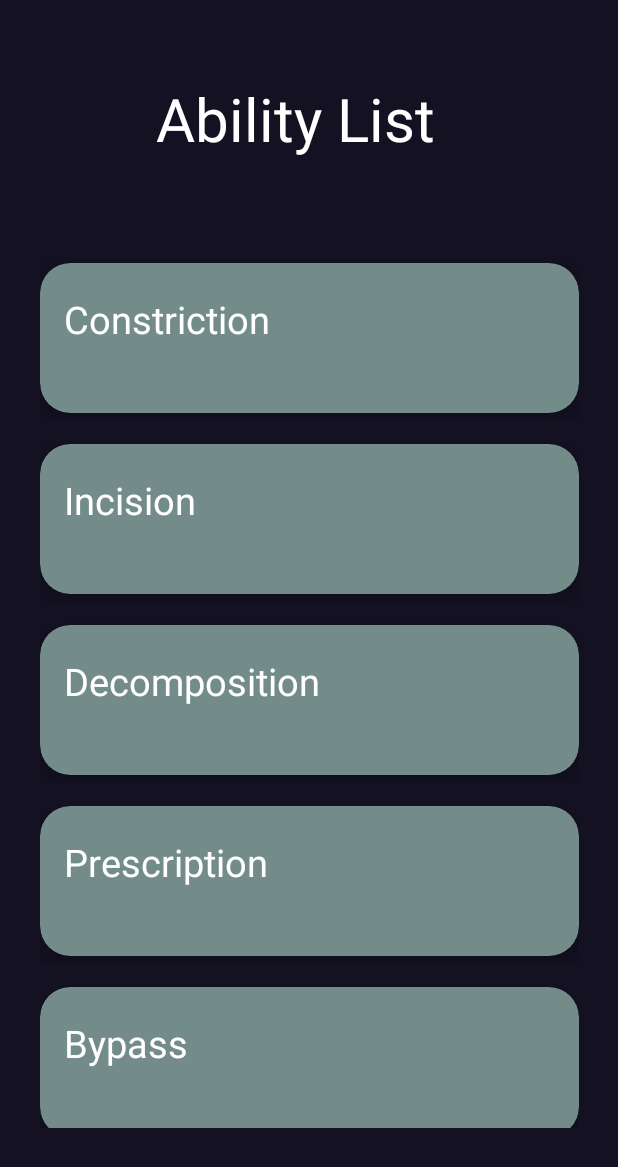
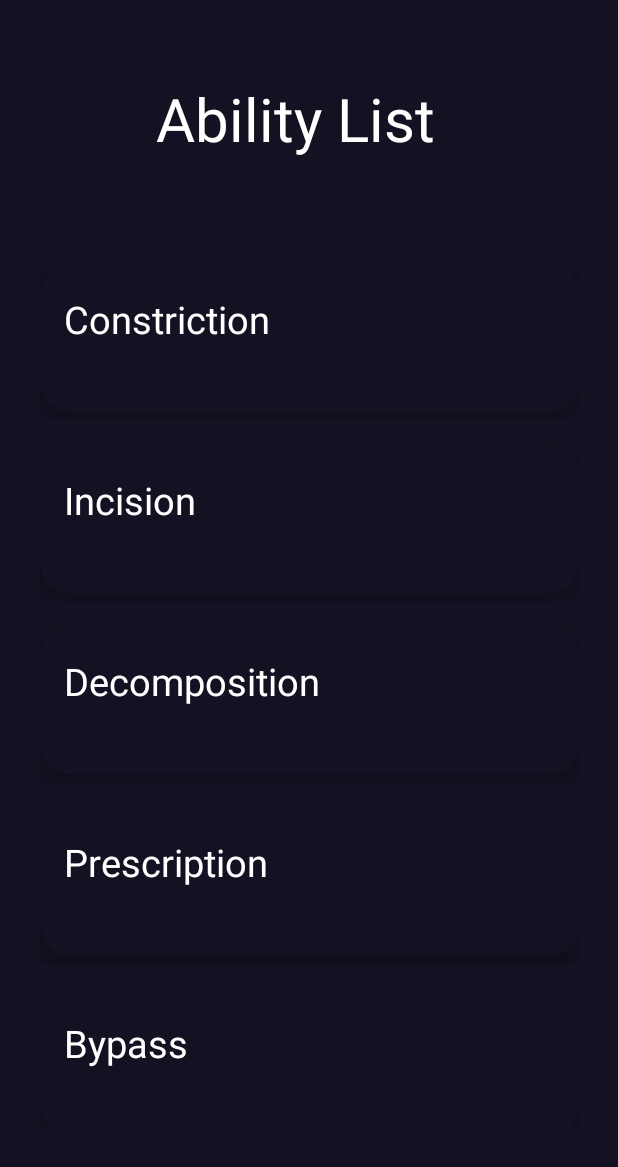
Before and after one commit to SolomonCas/Haxxor, an Android app: the AbilityActivity screen opened directly, with no data from a screen before it, on a phone screen of 412 x 824 dp. Shown: the top 1167 px of the screen. Run offline under Robolectric (Android 15) with nearby library versions, the phone set to English and light mode, and no system bars.

Commit message:
Color Change

```diff
--- a/app/src/main/res/layout/ability_rows.xml
+++ b/app/src/main/res/layout/ability_rows.xml
@@ -16,7 +16,7 @@
         app:layout_constraintEnd_toEndOf="parent"
         app:layout_constraintStart_toStartOf="parent"
         app:layout_constraintTop_toTopOf="parent"
-        app:cardBackgroundColor="#738c89">
+        app:cardBackgroundColor="#131122">
 
         <androidx.constraintlayout.widget.ConstraintLayout
             android:layout_width="match_parent"
```
